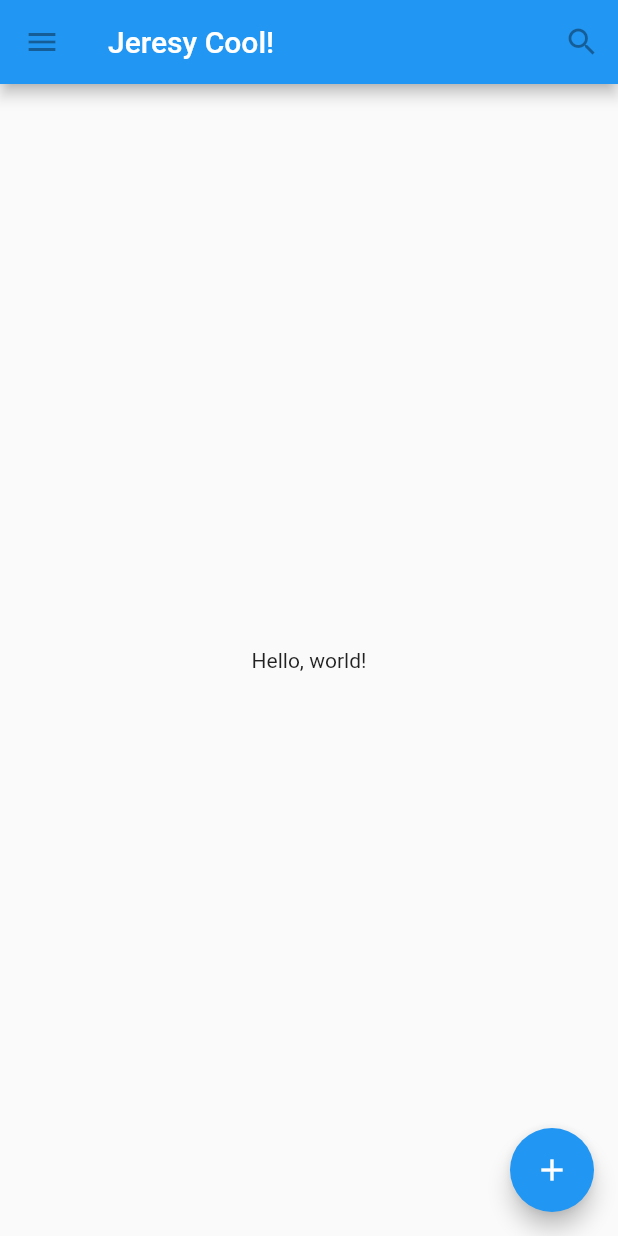
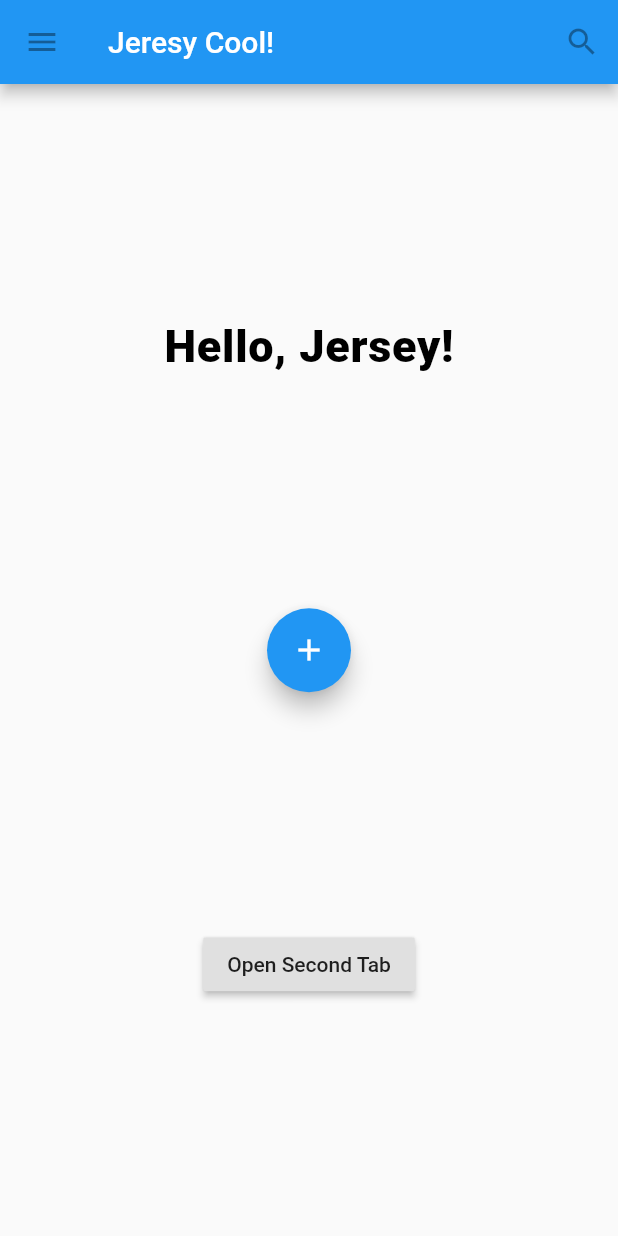
Before and after one commit to jerseysu/flutter_bdd, a Flutter app: the screen it shows after launch, on a phone screen of 412 x 824 dp. Run offline on Flutter 3.47's test engine with Material 2 defaults, Android fonts, the phone set to English and light mode, and no system bars.

Commit message:
feat: add 2nd SecondRoute

```diff
--- a/lib/main.dart
+++ b/lib/main.dart
@@ -18,7 +18,7 @@ class TutorialHome extends StatelessWidget {
           tooltip: 'Navigation menu',
           onPressed: null,
         ),
-        title: Text('Jeresy Cool!', key: Key('Title')),
+        title: Text('Jeresy Cool!', key: Key('firstTabTitle')),
         actions: <Widget>[
           IconButton(
             icon: Icon(Icons.search),
@@ -29,13 +29,59 @@ class TutorialHome extends StatelessWidget {
       ),
       // body is the majority of the screen.
       body: Center(
-        child: Text('Hello, world!', key: Key('TextField')),
-      ),
-      floatingActionButton: FloatingActionButton(
-        tooltip: 'Add', // used by assistive technologies
-        child: Icon(Icons.add),
-        onPressed: null,
+        child: Column(
+          mainAxisAlignment: MainAxisAlignment.spaceEvenly,
+          children:[
+            Text('Hello, Jersey!',
+                style: TextStyle(
+                  color: Colors.black,
+                  fontWeight: FontWeight.w800,
+                  fontFamily: 'Roboto',
+                  letterSpacing: 0.5,
+                  fontSize: 30,
+                ),
+              key: Key('textField')),
+            FloatingActionButton(
+              tooltip: 'Add', // used by assistive technologies
+              child: Icon(Icons.add, key: Key('addIcon')),
+              onPressed: () {
+                Navigator.push(
+                  context,
+                  MaterialPageRoute(builder: (context) => SecondRoute()),
+                );
+              }
+            ),
+            RaisedButton(
+              child: Text('Open Second Tab', key: Key('openBtn')),
+              onPressed: () {
+                Navigator.push(
+                  context,
+                  MaterialPageRoute(builder: (context) => SecondRoute()),
+                );
+              },
+            ),
+          ]
+        ),
       ),
     );
   }
 }
+
+class SecondRoute extends StatelessWidget {
+  @override
+  Widget build(BuildContext context) {
+    return Scaffold(
+      appBar: AppBar(
+        title: Text("Jersey Second Tab", key: Key('secendTabTitle')),
+      ),
+      body: Center(
+        child: RaisedButton(
+          onPressed: () {
+            Navigator.pop(context);
+          },
+          child: Text('Go back!', key: Key('goBackBtn')),
+        ),
+      ),
+    );
+  }
+}
```
